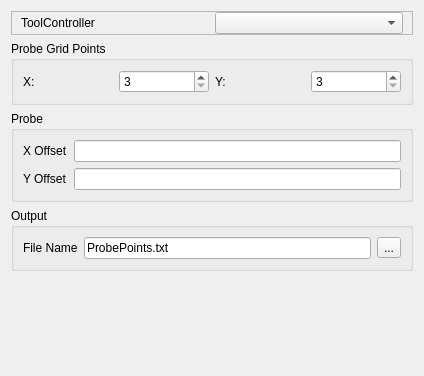
southseact-3d/fcd, file src/Mod/Path/Gui/Resources/panels/PageOpProbeEdit.ui: the form before one commit.
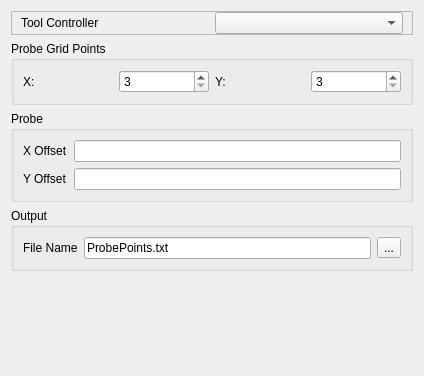
The form after the commit. Custom widgets are drawn as their Qt base class.

Commit message: Path: 'ToolController' -> 'Tool Controller' in UI panels

Patch:
```diff
--- a/src/Mod/Path/Gui/Resources/panels/PageOpProbeEdit.ui
+++ b/src/Mod/Path/Gui/Resources/panels/PageOpProbeEdit.ui
@@ -32,7 +32,7 @@
       <item row="0" column="0">
        <widget class="QLabel" name="label">
         <property name="text">
-         <string>ToolController</string>
+         <string>Tool Controller</string>
         </property>
        </widget>
       </item>
```
The commit also changes 8 other files.
